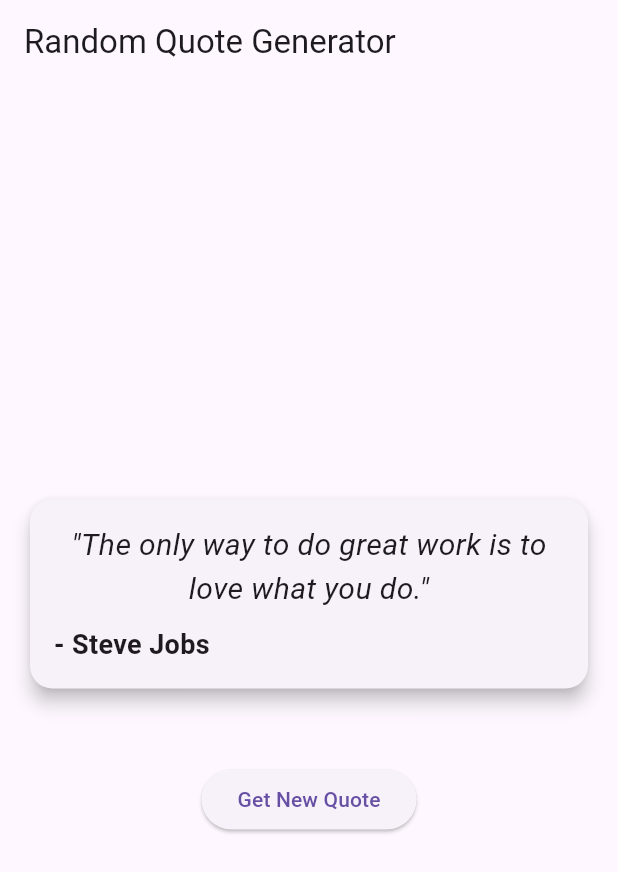
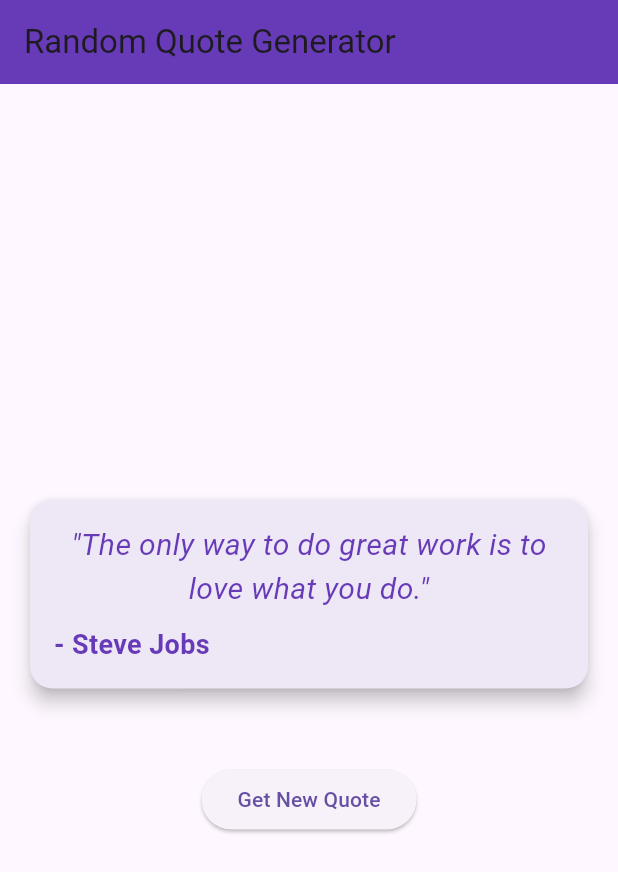
Before and after one commit to GayangaBandara/random_quote_generator, a Flutter app: the screen it shows after launch, on a phone screen of 412 x 824 dp. Shown: the top 872 px of the screen. Run offline on Flutter 3.47's test engine with Material 3 defaults, Android fonts, the phone set to English and light mode, and no system bars.

Commit message:
add- add quotes screen and update color

```diff
--- a/lib/main.dart
+++ b/lib/main.dart
@@ -6,12 +6,14 @@ void main() {
 }
 
 class MyApp extends StatelessWidget {
+  const MyApp({super.key});
+
   @override
   Widget build(BuildContext context) {
     return MaterialApp(
       title: 'Random Quote Generator',
       theme: ThemeData(
-        primarySwatch: Colors.blue,
+        primarySwatch: Colors.deepPurple,
       ),
       home: HomeScreen(),
       debugShowCheckedModeBanner: false,
--- a/lib/screens/home_screen.dart
+++ b/lib/screens/home_screen.dart
@@ -2,9 +2,12 @@ import 'package:flutter/material.dart';
 import '../models/quote.dart';
 import '../utils/quote_service.dart';
 import 'details_screen.dart';
+import 'add_quote_screen.dart';
 import '../widgets/quote_card.dart';
 
 class HomeScreen extends StatefulWidget {
+  const HomeScreen({super.key});
+
   @override
   _HomeScreenState createState() => _HomeScreenState();
 }
@@ -25,10 +28,26 @@ class _HomeScreenState extends State<HomeScreen> {
     });
   }
 
+  void navigateToAddQuoteScreen() async {
+    final newQuote = await Navigator.push(
+      context,
+      MaterialPageRoute(builder: (context) => AddQuoteScreen()),
+    );
+    if (newQuote != null) {
+      setState(() {
+        _quoteService.addQuote(newQuote);
+        _currentQuote = newQuote;
+      });
+    }
+  }
+
   @override
   Widget build(BuildContext context) {
     return Scaffold(
-      appBar: AppBar(title: Text("Random Quote Generator")),
+      appBar: AppBar(
+        title: Text("Random Quote Generator"),
+        backgroundColor: Colors.deepPurple,
+      ),
       body: Center(
         child: Column(
           mainAxisAlignment: MainAxisAlignment.center,
@@ -53,5 +72,5 @@ class _HomeScreenState extends State<HomeScreen> {
         ),
       ),
     );
-  }
+ }
 }
--- a/lib/widgets/quote_card.dart
+++ b/lib/widgets/quote_card.dart
@@ -5,7 +5,7 @@ class QuoteCard extends StatelessWidget {
   final Quote quote;
   final VoidCallback onTap;
 
-  QuoteCard({required this.quote, required this.onTap});
+  const QuoteCard({super.key, required this.quote, required this.onTap});
 
   @override
   Widget build(BuildContext context) {
@@ -17,6 +17,7 @@ class QuoteCard extends StatelessWidget {
         shape: RoundedRectangleBorder(
           borderRadius: BorderRadius.circular(15),
         ),
+        color: Colors.deepPurple[50],
         child: Padding(
           padding: const EdgeInsets.all(16.0),
           child: Column(
@@ -27,6 +28,7 @@ class QuoteCard extends StatelessWidget {
                 style: TextStyle(
                   fontSize: 20,
                   fontStyle: FontStyle.italic,
+                  color: Colors.deepPurple,
                 ),
                 textAlign: TextAlign.center,
               ),
@@ -36,6 +38,7 @@ class QuoteCard extends StatelessWidget {
                 style: TextStyle(
                   fontSize: 18,
                   fontWeight: FontWeight.bold,
+                  color: Colors.deepPurple,
                 ),
                 textAlign: TextAlign.right,
               ),
```
Also changed, not shown: lib/screens/add_quote_screen.dart (added, +95 -0 lines), lib/screens/details_screen.dart (+8 -5 lines), lib/utils/quote_service.dart (+17 -3 lines), pubspec.yaml (line endings or trailing spaces).
